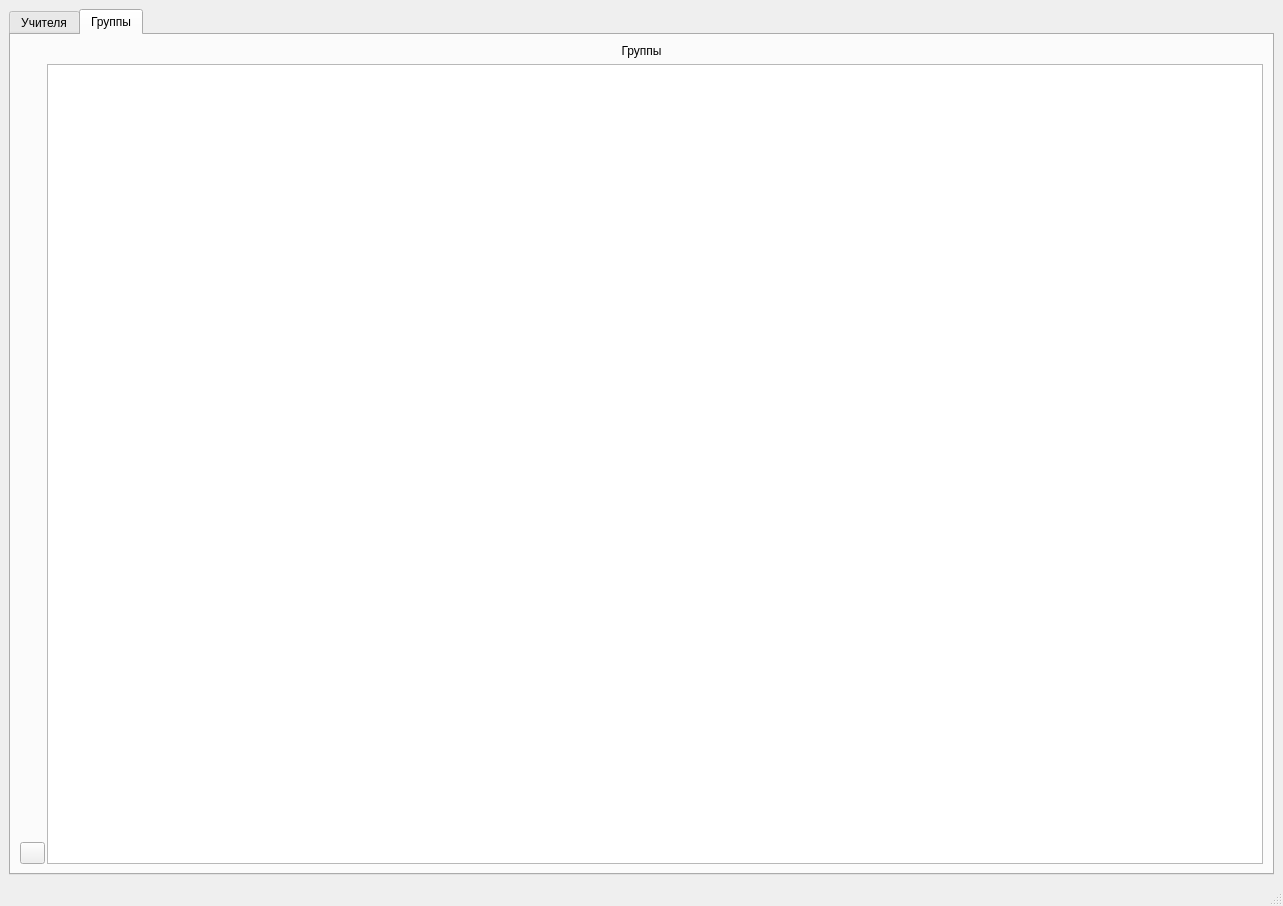
The window that main.ui (Murkyshadow/Diplom-work-timetable-) describes before a commit, drawn with Qt 5.
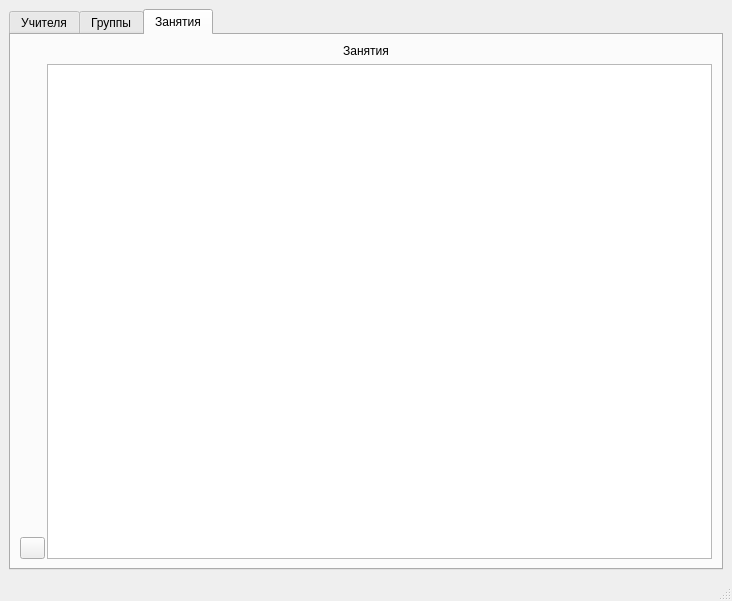
The same window after the commit.

Commit message: 2 таблицы - группы и учителя теперь точно полностью работают 3ья таблица в процессе

Diff of the .ui file:
```diff
--- a/main.ui
+++ b/main.ui
@@ -6,8 +6,8 @@
    <rect>
     <x>0</x>
     <y>0</y>
-    <width>1283</width>
-    <height>906</height>
+    <width>732</width>
+    <height>601</height>
    </rect>
   </property>
   <property name="windowTitle">
@@ -18,7 +18,7 @@
     <item>
      <widget class="QTabWidget" name="tabWidget">
       <property name="currentIndex">
-       <number>1</number>
+       <number>2</number>
       </property>
       <widget class="QWidget" name="tab">
        <attribute name="title">
@@ -160,6 +160,76 @@
         </item>
        </layout>
       </widget>
+      <widget class="QWidget" name="tab_3">
+       <attribute name="title">
+        <string>Занятия</string>
+       </attribute>
+       <layout class="QVBoxLayout" name="verticalLayout_2">
+        <item>
+         <widget class="QLabel" name="label_3">
+          <property name="text">
+           <string>Занятия</string>
+          </property>
+          <property name="alignment">
+           <set>Qt::AlignCenter</set>
+          </property>
+         </widget>
+        </item>
+        <item>
+         <layout class="QHBoxLayout" name="horizontalLayout_3">
+          <property name="spacing">
+           <number>0</number>
+          </property>
+          <property name="leftMargin">
+           <number>0</number>
+          </property>
+          <item>
+           <layout class="QVBoxLayout" name="verticalLayout_7">
+            <property name="spacing">
+             <number>11</number>
+            </property>
+            <property name="rightMargin">
+             <number>2</number>
+            </property>
+            <item>
+             <spacer name="verticalSpacer_3">
+              <property name="orientation">
+               <enum>Qt::Vertical</enum>
+              </property>
+              <property name="sizeHint" stdset="0">
+               <size>
+                <width>20</width>
+                <height>40</height>
+               </size>
+              </property>
+             </spacer>
+            </item>
+            <item>
+             <widget class="QPushButton" name="btnAddLesson">
+              <property name="maximumSize">
+               <size>
+                <width>25</width>
+                <height>25</height>
+               </size>
+              </property>
+              <property name="text">
+               <string/>
+              </property>
+             </widget>
+            </item>
+           </layout>
+          </item>
+          <item>
+           <widget class="QTableView" name="tableLesson">
+            <attribute name="horizontalHeaderStretchLastSection">
+             <bool>true</bool>
+            </attribute>
+           </widget>
+          </item>
+         </layout>
+        </item>
+       </layout>
+      </widget>
      </widget>
     </item>
    </layout>
```
Left out of the diff: 2 changed lines with no effect on the pictures. The commit also changes 2 other files.
